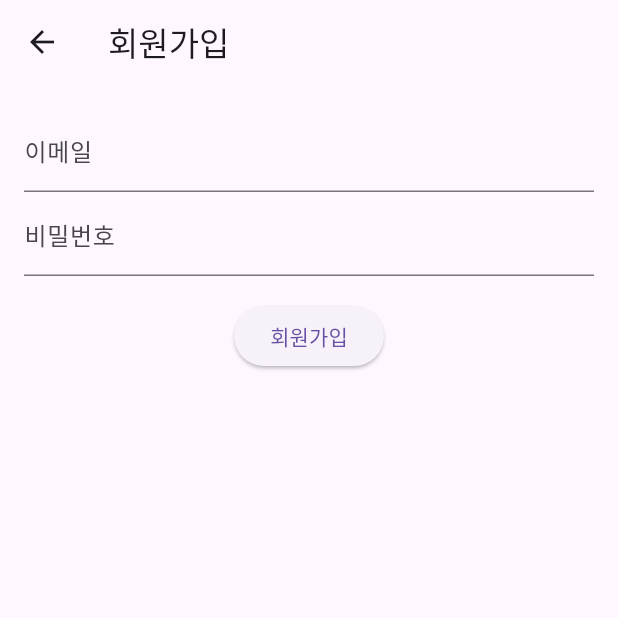
After one commit to dlworua/lifemood, a Flutter app: the screen it shows after launch, after a tap on "회원가입", on a phone screen of 412 x 824 dp, the top half of it. The commit adds this screen. Run offline on Flutter 3.47's test engine with Material 3 defaults, Android fonts, the phone set to English and light mode, and no system bars; our stand-ins replace cloud_firestore, firebase_auth, firebase_core, flutter_riverpod; accounts and stored records are empty; generated files the repository leaves out were written again; network calls fail.

Commit message:
feat: 로그인 및 회원가입 흐름 ui기초 뼈대 작업

```diff
--- a/lib/main.dart
+++ b/lib/main.dart
@@ -1,5 +1,8 @@
 import 'package:flutter/material.dart';
 import 'package:flutter_riverpod/flutter_riverpod.dart';
+import 'package:lifemood/view/pages/auth/login_page.dart';
+import 'package:lifemood/view/pages/auth/register_page.dart';
+import 'package:lifemood/view_model/auth_view_model.dart';
 import 'firebase_options.dart';
 import 'package:firebase_core/firebase_core.dart';
 import 'view/pages/home_page.dart';
@@ -11,26 +14,27 @@ void main() async {
     await Firebase.initializeApp(
       options: DefaultFirebaseOptions.currentPlatform,
     );
+    // ignore: unused_catch_stack
   } catch (e, stack) {
     print('🔥 Firebase init failed: $e');
+    return; // Firebase 초기화 실패 시 앱 실행 중단
   }
 
   runApp(const ProviderScope(child: LifeMoodApp()));
 }
 
-class LifeMoodApp extends StatelessWidget {
+class LifeMoodApp extends ConsumerWidget {
   const LifeMoodApp({super.key});
 
   @override
-  Widget build(BuildContext context) {
+  Widget build(BuildContext context, WidgetRef ref) {
+    final user = ref.watch(authViewModelProvider);
+
     return MaterialApp(
-      title: 'Life Mood',
-      theme: ThemeData(
-        fontFamily: 'Pretendard',
-        colorScheme: ColorScheme.fromSeed(seedColor: const Color(0xFF8B5E3C)),
-        useMaterial3: true,
-      ),
-      home: HomePage(),
+      debugShowCheckedModeBanner: false,
+      title: 'Lifemood',
+      routes: {'/register': (_) => const RegisterPage()},
+      home: user == null ? const LoginPage() : const HomePage(),
     );
   }
 }
--- /dev/null
+++ b/lib/view/pages/auth/login_page.dart
@@ -0,0 +1,54 @@
+import 'package:flutter/material.dart';
+import 'package:flutter_riverpod/flutter_riverpod.dart';
+import '../../../view_model/auth_view_model.dart';
+
+class LoginPage extends ConsumerStatefulWidget {
+  const LoginPage({super.key});
+
+  @override
+  ConsumerState<LoginPage> createState() => _LoginPageState();
+}
+
+class _LoginPageState extends ConsumerState<LoginPage> {
+  final _emailController = TextEditingController();
+  final _passwordController = TextEditingController();
+
+  void _login() async {
+    await ref
+        .read(authViewModelProvider.notifier)
+        .signIn(_emailController.text.trim(), _passwordController.text.trim());
+  }
+
+  void _goToRegister(BuildContext context) {
+    Navigator.pushNamed(context, '/register');
+  }
+
+  @override
+  Widget build(BuildContext context) {
+    return Scaffold(
+      appBar: AppBar(title: const Text("로그인")),
+      body: Padding(
+        padding: const EdgeInsets.all(16),
+        child: Column(
+          children: [
+            TextField(
+              controller: _emailController,
+              decoration: const InputDecoration(labelText: '이메일'),
+            ),
+            TextField(
+              controller: _passwordController,
+              obscureText: true,
+              decoration: const InputDecoration(labelText: '비밀번호'),
+            ),
+            const SizedBox(height: 16),
+            ElevatedButton(onPressed: _login, child: const Text("로그인")),
+            TextButton(
+              onPressed: () => _goToRegister(context),
+              child: const Text("회원가입"),
+            ),
+          ],
+        ),
+      ),
+    );
+  }
+}
--- /dev/null
+++ b/lib/view/pages/auth/register_page.dart
@@ -0,0 +1,50 @@
+import 'package:flutter/material.dart';
+import 'package:flutter_riverpod/flutter_riverpod.dart';
+import '../../../view_model/auth_view_model.dart';
+
+class RegisterPage extends ConsumerStatefulWidget {
+  const RegisterPage({super.key});
+
+  @override
+  ConsumerState<RegisterPage> createState() => _RegisterPageState();
+}
+
+class _RegisterPageState extends ConsumerState<RegisterPage> {
+  final _emailController = TextEditingController();
+  final _passwordController = TextEditingController();
+
+  void _register() async {
+    await ref
+        .read(authViewModelProvider.notifier)
+        .register(
+          _emailController.text.trim(),
+          _passwordController.text.trim(),
+        );
+    Navigator.pop(context); // 회원가입 후 로그인 페이지로 이동
+  }
+
+  @override
+  Widget build(BuildContext context) {
+    return Scaffold(
+      appBar: AppBar(title: const Text("회원가입")),
+      body: Padding(
+        padding: const EdgeInsets.all(16),
+        child: Column(
+          children: [
+            TextField(
+              controller: _emailController,
+              decoration: const InputDecoration(labelText: '이메일'),
+            ),
+            TextField(
+              controller: _passwordController,
+              obscureText: true,
+              decoration: const InputDecoration(labelText: '비밀번호'),
+            ),
+            const SizedBox(height: 16),
+            ElevatedButton(onPressed: _register, child: const Text("회원가입")),
+          ],
+        ),
+      ),
+    );
+  }
+}
--- /dev/null
+++ b/lib/view_model/auth_view_model.dart
@@ -0,0 +1,31 @@
+import 'package:flutter_riverpod/flutter_riverpod.dart';
+import 'package:firebase_auth/firebase_auth.dart';
+import '../data/repository/auth_repository.dart';
+
+final authRepositoryProvider = Provider((ref) => AuthRepository());
+
+final authViewModelProvider = StateNotifierProvider<AuthViewModel, User?>(
+  (ref) => AuthViewModel(ref.read(authRepositoryProvider)),
+);
+
+class AuthViewModel extends StateNotifier<User?> {
+  final AuthRepository _authRepository;
+
+  AuthViewModel(this._authRepository) : super(null) {
+    _authRepository.authStateChanges.listen((user) {
+      state = user;
+    });
+  }
+
+  Future<void> signIn(String email, String password) async {
+    state = await _authRepository.signIn(email, password);
+  }
+
+  Future<void> register(String email, String password) async {
+    state = await _authRepository.register(email, password);
+  }
+
+  Future<void> signOut() async {
+    await _authRepository.signOut();
+  }
+}
```
Also changed, not shown: lib/data/model/feeling_entry.dart (+15 -26 lines), lib/data/repository/auth_repository.dart (added, +27 -0 lines), lib/data/repository/feeling_repository.dart (+4 -8 lines), lib/view/pages/home_page.dart (+48 -38 lines), lib/view/widgets/emoji_selector.dart (added, +22 -0 lines), lib/view_model/feeling_view_model.dart (+8 -19 lines).
